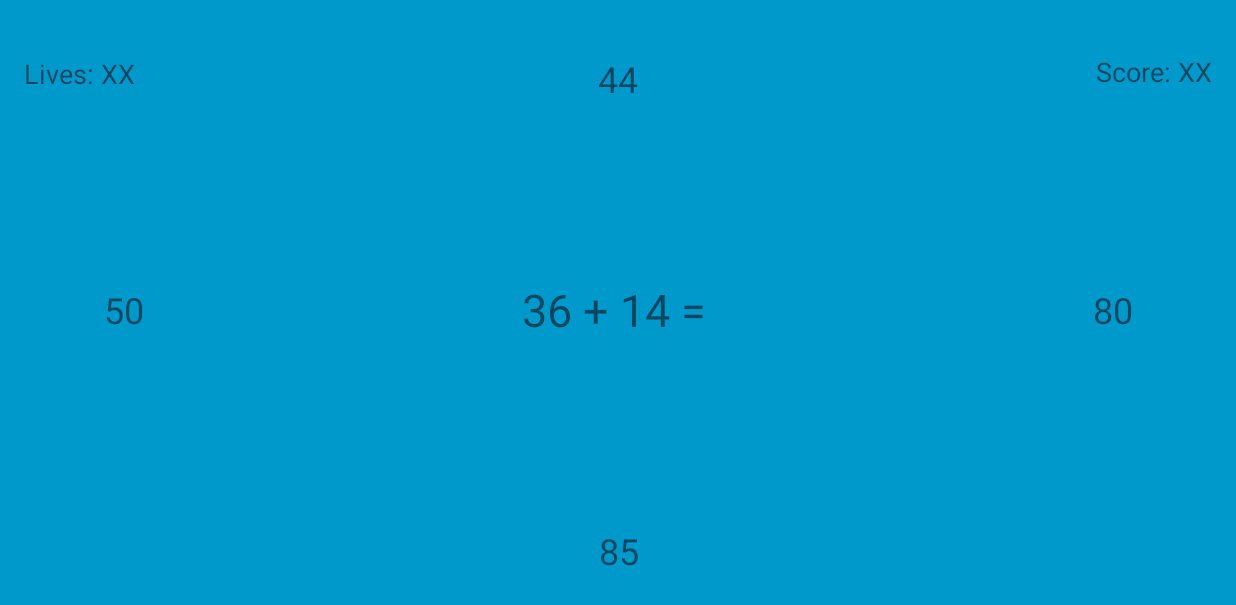
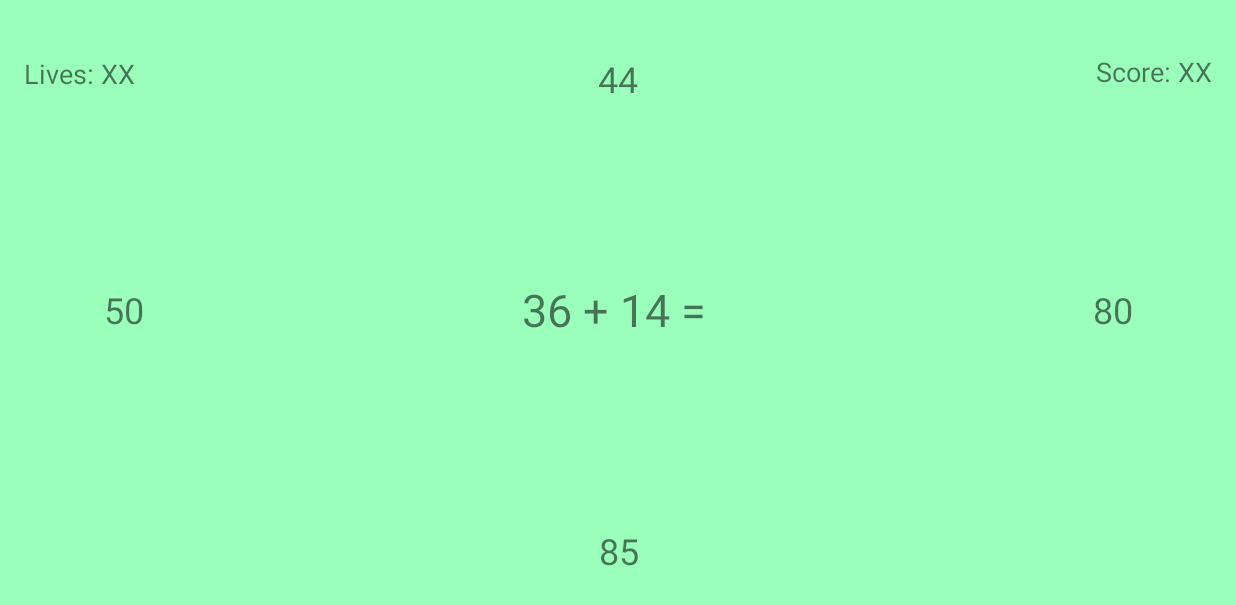
Before and after one commit to petarstanev/MathGameAndroid, an Android app: the GameActivity screen opened directly, with no data from a screen before it, on a phone screen of 824 x 412 dp (held sideways). Shown: the top 605 px of the screen. Run offline under Robolectric (Android 15) with nearby library versions, the light colour scheme and no system bars; network calls fail; 3 statements that could not run were skipped.

Commit message:
Changed colors.

```diff
--- a/app/src/main/java/com/example/petarstanev/mathgame/Question.java
+++ b/app/src/main/java/com/example/petarstanev/mathgame/Question.java
@@ -5,10 +5,6 @@
 import java.util.ArrayList;
 import java.util.Collections;
 import java.util.Random;
-
-/**
- * Created by Petar Stanev on 10/12/2017.
- */
 
 public abstract class Question {
     public static final int WRONG_ANSWERS_COUNT = 3;
@@ -22,7 +18,6 @@
     private boolean answered;
     private int errorNumber;
     private int correctResult;
-    private int difficulty;
 
 
     public Question() {
@@ -32,26 +27,10 @@
         generateAnswers();
         answered = false;
         errorNumber = 0;
-        difficulty = 1;
     }
-
-    public Question(int difficulty) {
-        answers = new ArrayList<>();
-        randomGenerator = new Random();
-        generateQuestion();
-        generateAnswers();
-        answered = false;
-        errorNumber = 0;
-        this.difficulty = difficulty;
-    }
-
 
     public ArrayList<Answer> getAnswers() {
         return answers;
-    }
-
-    public void setAnswers(ArrayList<Answer> answers) {
-        this.answers = answers;
     }
 
     private void generateAnswers(){
@@ -61,27 +40,6 @@
     }
 
     public abstract void generateQuestion();
-
-/*    private void generateSymbol(){
-        switch (randomGenerator.nextInt(difficulty)) {
-            case 0:
-                generateUniqueNumbersForAddition();
-                symbol = '+';
-                break;
-            case 1:
-                generateUniqueNumbersForSubtraction();
-                symbol = '-';
-                break;
-            case 2:
-                generateUniqueNumbersForMultiplication();
-                symbol = '*';
-                break;
-            case 3:
-                generateUniqueNumbersForDivision();
-                symbol = '/';
-                break;
-        }
-    }*/
 
     protected void generateUniqueNumbersForAddition(){
         numberOne = randomGenerator.nextInt(50);
@@ -100,8 +58,8 @@
     }
 
     protected void generateUniqueNumbersForDivision(){
-        int save = 	 randomGenerator.nextInt(MAX_RESULT_NUMBER)+1;
-        numberTwo = randomGenerator.nextInt(MAX_RESULT_NUMBER)+1;
+        int save = 	 randomGenerator.nextInt(10)+1;
+        numberTwo = randomGenerator.nextInt(10)+1;
         numberOne= save * numberTwo;
     }
 
--- a/app/src/main/res/layout/activity_game.xml
+++ b/app/src/main/res/layout/activity_game.xml
@@ -3,7 +3,7 @@
     xmlns:tools="http://schemas.android.com/tools"
     android:layout_width="match_parent"
     android:layout_height="match_parent"
-    android:background="#0099cc"
+    android:background="#99ffbb"
     tools:context="com.example.petarstanev.mathgame.GameActivity">
 
     <!-- The primary full-screen view. This can be replaced with whatever view
--- a/app/src/main/res/layout/activity_menu.xml
+++ b/app/src/main/res/layout/activity_menu.xml
@@ -3,7 +3,7 @@
     xmlns:tools="http://schemas.android.com/tools"
     android:layout_width="match_parent"
     android:layout_height="match_parent"
-    android:background="#0099cc"
+    android:background="#99ffbb"
     tools:context="com.example.petarstanev.mathgame.MenuActivity">
 
     <!-- The primary full-screen view. This can be replaced with whatever view
--- a/app/src/main/res/layout/activity_options.xml
+++ b/app/src/main/res/layout/activity_options.xml
@@ -3,7 +3,7 @@
     xmlns:tools="http://schemas.android.com/tools"
     android:layout_width="match_parent"
     android:layout_height="match_parent"
-    android:background="#ffffff"
+    android:background="#99ffbb"
     tools:context="com.example.petarstanev.mathgame.OptionsActivity">
 
     <!-- The primary full-screen view. This can be replaced with whatever view
```
Also changed, not shown: app/src/main/res/layout/activity_high_score.xml (+5 -4 lines).
